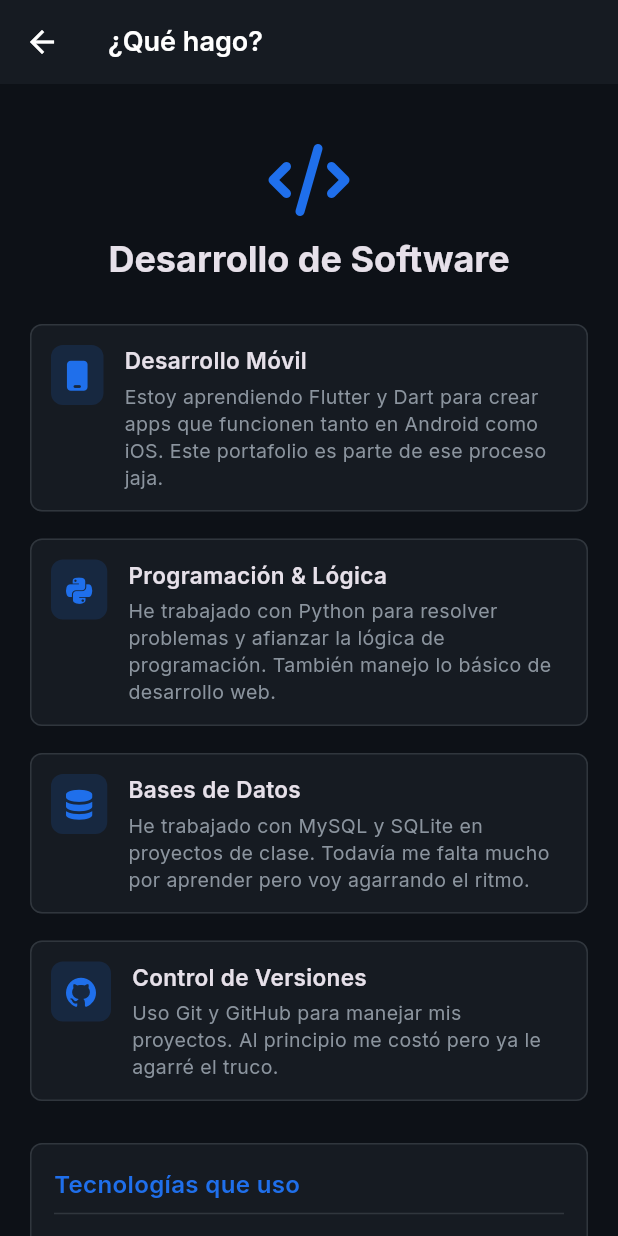
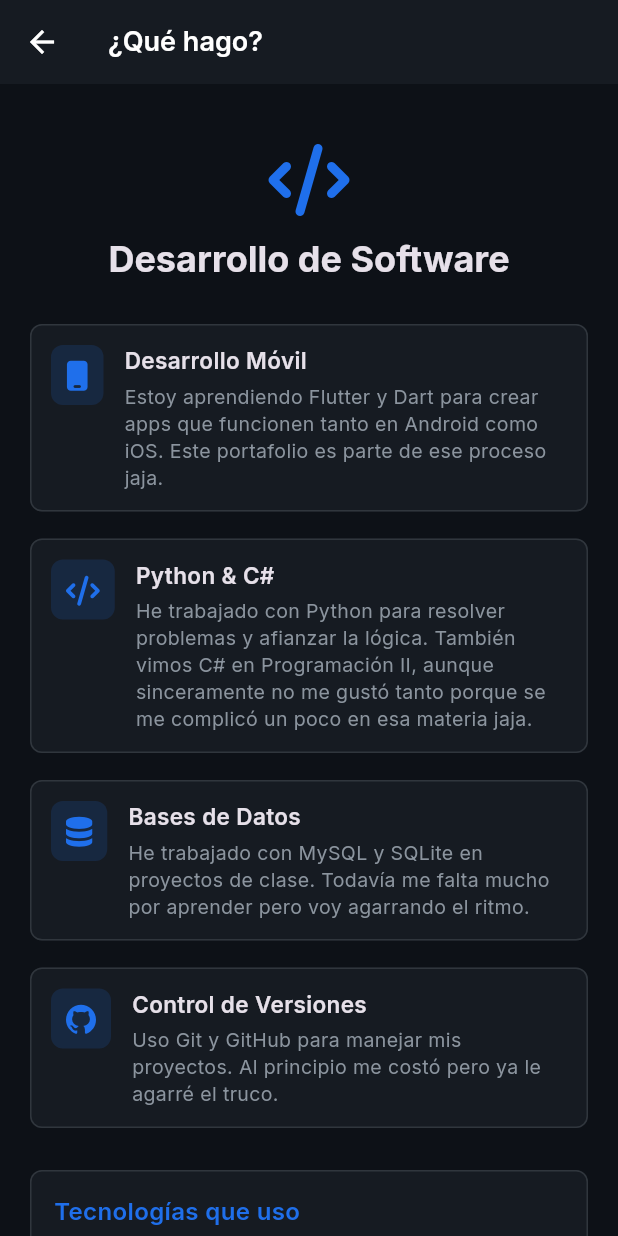
Before and after one commit to Abduljokh2211/mi-portafolio, a Flutter app: the WorkScreen screen opened by its route, on a phone screen of 412 x 824 dp. Run offline on Flutter 3.47's test engine with Material 3 defaults, Android fonts, the phone set to English and light mode, and no system bars; our stand-ins replace font_awesome_flutter, google_fonts.

Commit message:
update: mencion de experiencia con C# y python en seccion de que hago

```diff
--- a/lib/screens/work_screen.dart
+++ b/lib/screens/work_screen.dart
@@ -48,10 +48,11 @@ class WorkScreen extends StatelessWidget {
           const SizedBox(height: 10),
 
           _skillCard(
-            icon: FontAwesomeIcons.python,
-            titulo: 'Programación & Lógica',
+            icon: FontAwesomeIcons.code,
+            titulo: 'Python & C#',
             descripcion: 'He trabajado con Python para resolver problemas y afianzar '
-                'la lógica de programación. También manejo lo básico de desarrollo web.',
+                'la lógica. También vimos C# en Programación II, aunque sinceramente no '
+                'me gustó tanto porque se me complicó un poco en esa materia jaja.',
           ),
 
           const SizedBox(height: 10),
@@ -95,6 +96,7 @@ class WorkScreen extends StatelessWidget {
                       _techChip('Flutter'),
                       _techChip('Dart'),
                       _techChip('Python'),
+                      _techChip('C#'),
                       _techChip('HTML/CSS'),
                       _techChip('MySQL'),
                       _techChip('Git'),
```
